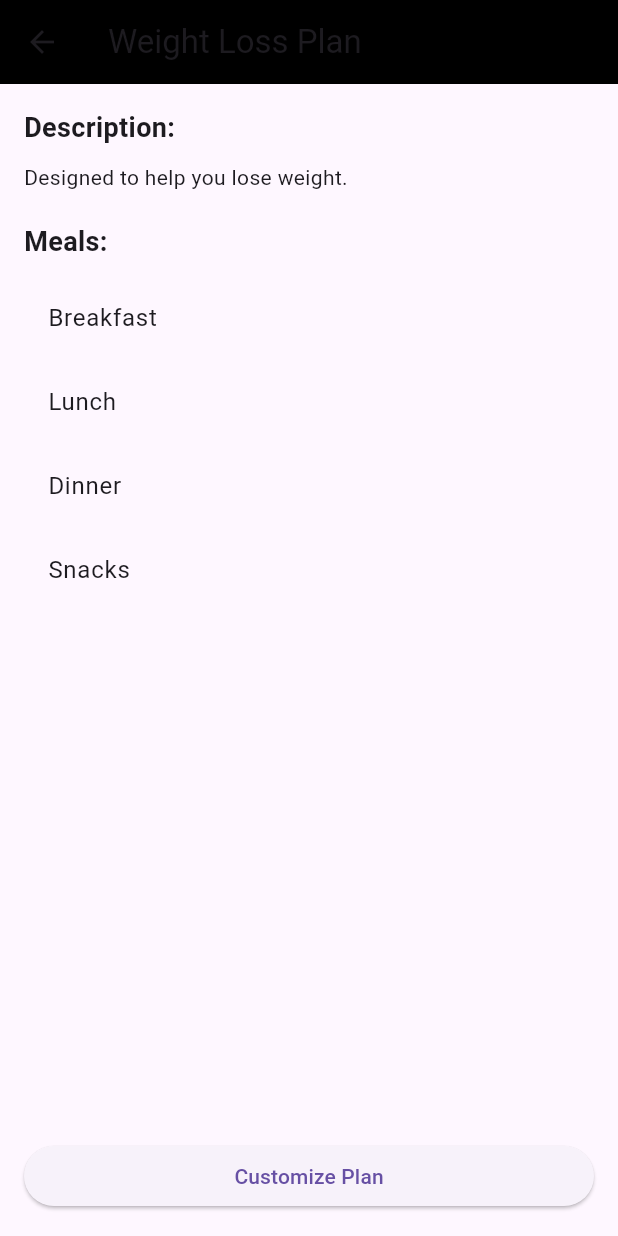
After one commit to ThisaraAriyawansha/FlavorFinder, a Flutter app: the PlanDetailsScreen screen opened directly with sample values from the repository, on a phone screen of 412 x 824 dp. The commit adds this screen. Run offline on Flutter 3.47's test engine with Material 3 defaults, Android fonts, the phone set to English and light mode, and no system bars; our stand-ins replace device_preview, syncfusion_flutter_charts.

Commit message:
Add DietaryPlanUI

```diff
--- /dev/null
+++ b/flavorfinder/lib/DietaryPlanUI.dart
@@ -0,0 +1,141 @@
+import 'package:flutter/material.dart';
+
+// Define a class to represent a dietary plan
+class DietaryPlan {
+  final String title;
+  final String description;
+  final List<String> meals; // Example list of meals in the plan
+
+  DietaryPlan({
+    required this.title,
+    required this.description,
+    required this.meals,
+  });
+}
+
+// Example data for pre-made dietary plans
+List<DietaryPlan> preMadePlans = [
+  DietaryPlan(
+    title: 'Weight Loss Plan',
+    description: 'Designed to help you lose weight.',
+    meals: ['Breakfast', 'Lunch', 'Dinner', 'Snacks'],
+  ),
+  DietaryPlan(
+    title: 'Muscle Gain Plan',
+    description: 'Tailored to support muscle growth and recovery.',
+    meals: ['Breakfast', 'Morning Snack', 'Lunch', 'Afternoon Snack', 'Dinner'],
+  ),
+];
+
+class DietaryPlanUI extends StatelessWidget {
+  @override
+  Widget build(BuildContext context) {
+    return MaterialApp(
+      home: Scaffold(
+        appBar: AppBar(
+          title: Text('Dietary Plans'),
+          backgroundColor:
+              Colors.black, // Set app bar background color to black
+        ),
+        body: Padding(
+          padding: const EdgeInsets.all(16.0),
+          child: Column(
+            crossAxisAlignment: CrossAxisAlignment.stretch,
+            children: [
+              Text(
+                'Pre-made Plans',
+                style: TextStyle(fontSize: 18, fontWeight: FontWeight.bold),
+              ),
+              SizedBox(height: 10),
+              Expanded(
+                child: ListView.builder(
+                  itemCount: preMadePlans.length,
+                  itemBuilder: (context, index) {
+                    return Card(
+                      elevation: 2,
+                      margin: EdgeInsets.symmetric(vertical: 8),
+                      child: ListTile(
+                        title: Text(preMadePlans[index].title),
+                        subtitle: Text(preMadePlans[index].description),
+                        onTap: () {
+                          // Navigate to plan details or customization page
+                          Navigator.push(
+                            context,
+                            MaterialPageRoute(
+                              builder: (context) =>
+                                  PlanDetailsScreen(plan: preMadePlans[index]),
+                            ),
+                          );
+                        },
+                      ),
+                    );
+                  },
+                ),
+              ),
+            ],
+          ),
+        ),
+      ),
+    );
+  }
+}
+
+class PlanDetailsScreen extends StatelessWidget {
+  final DietaryPlan plan;
+
+  PlanDetailsScreen({required this.plan});
+
+  @override
+  Widget build(BuildContext context) {
+    return Scaffold(
+      appBar: AppBar(
+        title: Text(plan.title),
+        backgroundColor: Colors.black, // Set app bar background color to black
+      ),
+      body: Padding(
+        padding: const EdgeInsets.all(16.0),
+        child: Column(
+          crossAxisAlignment: CrossAxisAlignment.stretch,
+          children: [
+            Text(
+              'Description:',
+              style: TextStyle(fontSize: 18, fontWeight: FontWeight.bold),
+            ),
+            SizedBox(height: 10),
+            Text(plan.description),
+            SizedBox(height: 20),
+            Text(
+              'Meals:',
+              style: TextStyle(fontSize: 18, fontWeight: FontWeight.bold),
+            ),
+            SizedBox(height: 10),
+            Expanded(
+              child: ListView.builder(
+                itemCount: plan.meals.length,
+                itemBuilder: (context, index) {
+                  return ListTile(
+                    title: Text(plan.meals[index]),
+                    // Add meal details or customization options as needed
+                  );
+                },
+              ),
+            ),
+            SizedBox(height: 20),
+            ElevatedButton(
+              onPressed: () {
+                // Implement customization functionality
+                // Navigate to customization screen
+                // This can be added later as per your requirement
+              },
+              child: Text('Customize Plan'),
+            ),
+          ],
+        ),
+      ),
+    );
+  }
+}
+
+void main() {
+  runApp(DietaryPlanUI());
+}
--- a/flavorfinder/lib/FavoritesScreen.dart
+++ b/flavorfinder/lib/FavoritesScreen.dart
@@ -2,6 +2,7 @@ import 'package:flutter/material.dart';
 import './HealthTipsScreen.dart';
 import './RecipeProvider.dart';
 import './nutrition_tracker.dart';
+import './DietaryPlanUI.dart';
 
 class FavoritesScreen extends StatelessWidget {
   @override
@@ -82,6 +83,12 @@ class FavoritesScreen extends StatelessWidget {
                     MaterialPageRoute(builder: (context) => MyApp()),
                   );
                 }),
+                _buildGridItem(Icons.local_florist, 'Dietary Plan', () {
+                  Navigator.push(
+                    context,
+                    MaterialPageRoute(builder: (context) => DietaryPlanUI()),
+                  );
+                }),
                 _buildGridItem(Icons.lightbulb, 'Health Tips', () {
                   Navigator.push(
                     context,
```
